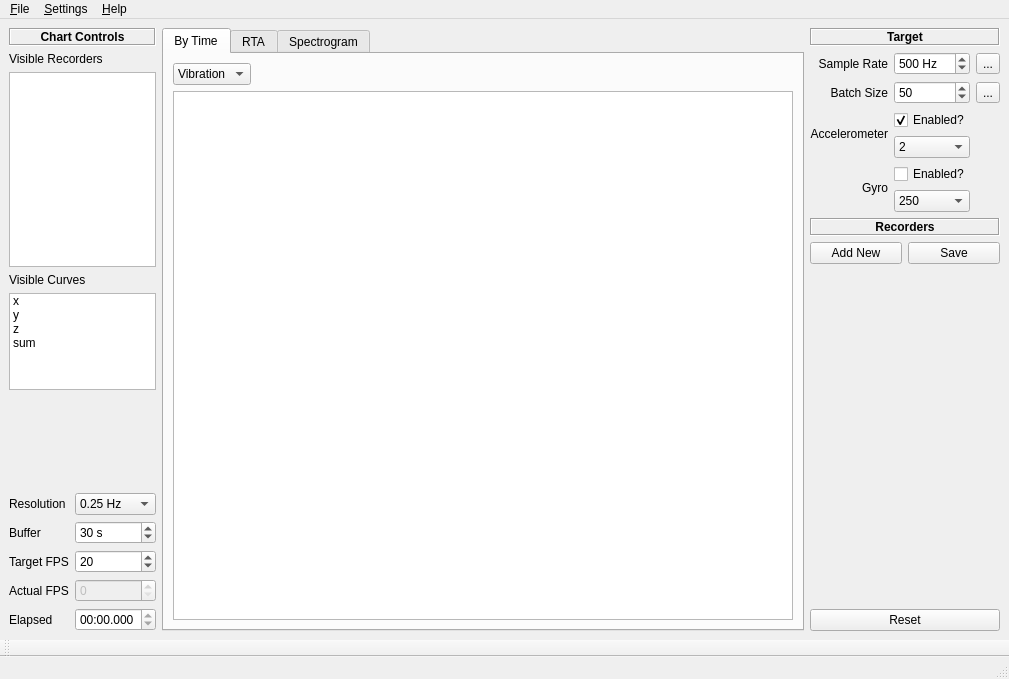
3ll3d00d/qvibe-analyser, file src/main/python/ui/app.ui: the form before one commit.
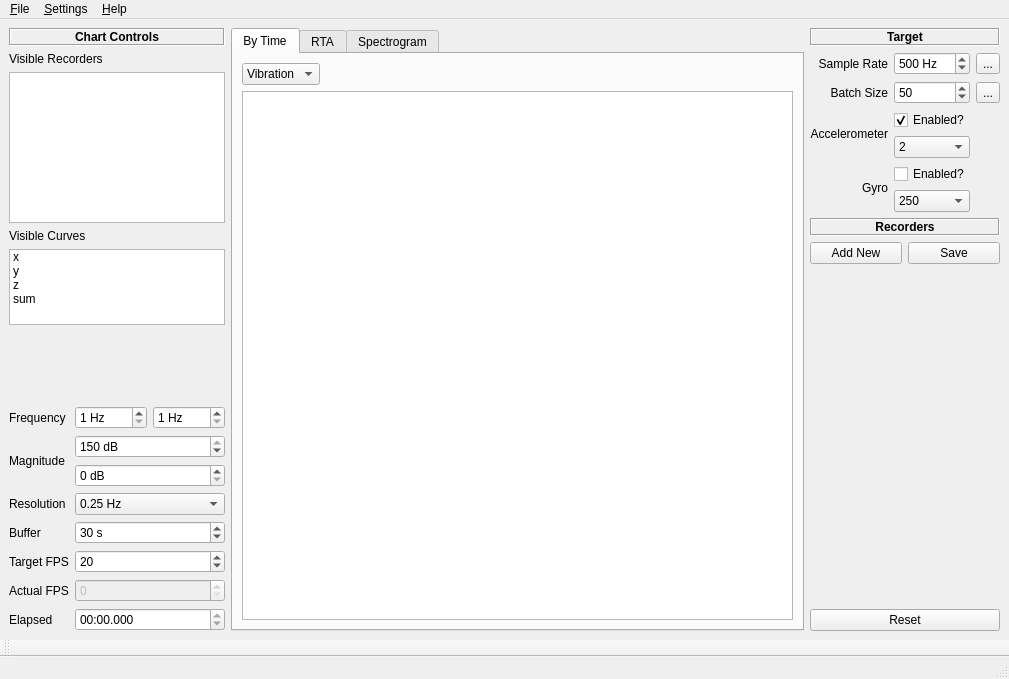
The form after the commit. Custom widgets are drawn as their Qt base class.

Diff of the .ui file:
```diff
--- a/src/main/python/ui/app.ui
+++ b/src/main/python/ui/app.ui
@@ -105,30 +105,7 @@
       </item>
       <item>
        <layout class="QGridLayout" name="extraControlsLayout">
-        <item row="1" column="1">
-         <widget class="QSpinBox" name="bufferSize">
-          <property name="suffix">
-           <string> s</string>
-          </property>
-          <property name="minimum">
-           <number>1</number>
-          </property>
-          <property name="maximum">
-           <number>240</number>
-          </property>
-          <property name="value">
-           <number>30</number>
-          </property>
-         </widget>
-        </item>
-        <item row="4" column="0">
-         <widget class="QLabel" name="label">
-          <property name="text">
-           <string>Elapsed</string>
-          </property>
-         </widget>
-        </item>
-        <item row="2" column="1">
+        <item row="5" column="1">
          <widget class="QSpinBox" name="fps">
           <property name="minimum">
            <number>1</number>
@@ -141,7 +118,68 @@
           </property>
          </widget>
         </item>
+        <item row="3" column="0">
+         <widget class="QLabel" name="resolutionHzLabel">
+          <property name="text">
+           <string>Resolution</string>
+          </property>
+         </widget>
+        </item>
+        <item row="4" column="0">
+         <widget class="QLabel" name="bufferSizeLabel">
+          <property name="text">
+           <string>Buffer</string>
+          </property>
+         </widget>
+        </item>
+        <item row="2" column="1">
+         <widget class="QSpinBox" name="magMin">
+          <property name="suffix">
+           <string> dB</string>
+          </property>
+          <property name="maximum">
+           <number>150</number>
+          </property>
+         </widget>
+        </item>
         <item row="0" column="1">
+         <layout class="QHBoxLayout" name="freqLayout">
+          <item>
+           <widget class="QSpinBox" name="freqMin">
+            <property name="suffix">
+             <string> Hz</string>
+            </property>
+            <property name="minimum">
+             <number>1</number>
+            </property>
+            <property name="maximum">
+             <number>1000</number>
+            </property>
+           </widget>
+          </item>
+          <item>
+           <widget class="QSpinBox" name="freqMax">
+            <property name="suffix">
+             <string> Hz</string>
+            </property>
+            <property name="minimum">
+             <number>1</number>
+            </property>
+            <property name="maximum">
+             <number>1000</number>
+            </property>
+           </widget>
+          </item>
+         </layout>
+        </item>
+        <item row="5" column="0">
+         <widget class="QLabel" name="fpsLabel">
+          <property name="text">
+           <string>Target FPS</string>
+          </property>
+         </widget>
+        </item>
+        <item row="3" column="1">
          <widget class="QComboBox" name="resolutionHz">
           <item>
            <property name="text">
@@ -170,7 +208,54 @@
           </item>
          </widget>
         </item>
+        <item row="6" column="1">
+         <widget class="QSpinBox" name="actualFPS">
+          <property name="enabled">
+           <bool>false</bool>
+          </property>
+          <property name="maximum">
+           <number>120</number>
+          </property>
+         </widget>
+        </item>
         <item row="4" column="1">
+         <widget class="QSpinBox" name="bufferSize">
+          <property name="suffix">
+           <string> s</string>
+          </property>
+          <property name="minimum">
+           <number>1</number>
+          </property>
+          <property name="maximum">
+           <number>240</number>
+          </property>
+          <property name="value">
+           <number>30</number>
+          </property>
+         </widget>
+        </item>
+        <item row="6" column="0">
+         <widget class="QLabel" name="actualFPSLabel">
+          <property name="text">
+           <string>Actual FPS</string>
+          </property>
+         </widget>
+        </item>
+        <item row="1" column="0" rowspan="2">
+         <widget class="QLabel" name="magRangeLabel">
+          <property name="text">
+           <string>Magnitude</string>
+          </property>
+         </widget>
+        </item>
+        <item row="7" column="0">
+         <widget class="QLabel" name="label">
+          <property name="text">
+           <string>Elapsed</string>
+          </property>
+         </widget>
+        </item>
+        <item row="7" column="1">
          <widget class="QTimeEdit" name="elapsedTime">
           <property name="readOnly">
            <bool>true</bool>
@@ -183,41 +268,23 @@
           </property>
          </widget>
         </item>
-        <item row="3" column="1">
-         <widget class="QSpinBox" name="actualFPS">
-          <property name="enabled">
-           <bool>false</bool>
-          </property>
-          <property name="maximum">
-           <number>120</number>
-          </property>
-         </widget>
-        </item>
-        <item row="2" column="0">
-         <widget class="QLabel" name="fpsLabel">
-          <property name="text">
-           <string>Target FPS</string>
-          </property>
-         </widget>
-        </item>
-        <item row="1" column="0">
-         <widget class="QLabel" name="bufferSizeLabel">
-          <property name="text">
-           <string>Buffer</string>
-          </property>
-         </widget>
-        </item>
-        <item row="3" column="0">
-         <widget class="QLabel" name="actualFPSLabel">
-          <property name="text">
-           <string>Actual FPS</string>
-          </property>
-         </widget>
-        </item>
         <item row="0" column="0">
-         <widget class="QLabel" name="resolutionHzLabel">
+         <widget class="QLabel" name="freqLabel">
           <property name="text">
-           <string>Resolution</string>
+           <string>Frequency</string>
+          </property>
+         </widget>
+        </item>
+        <item row="1" column="1">
+         <widget class="QSpinBox" name="magMax">
+          <property name="suffix">
+           <string> dB</string>
+          </property>
+          <property name="maximum">
+           <number>150</number>
+          </property>
+          <property name="value">
+           <number>150</number>
           </property>
          </widget>
         </item>
```
Left out of the diff: 4 changed lines with no effect on the pictures.
